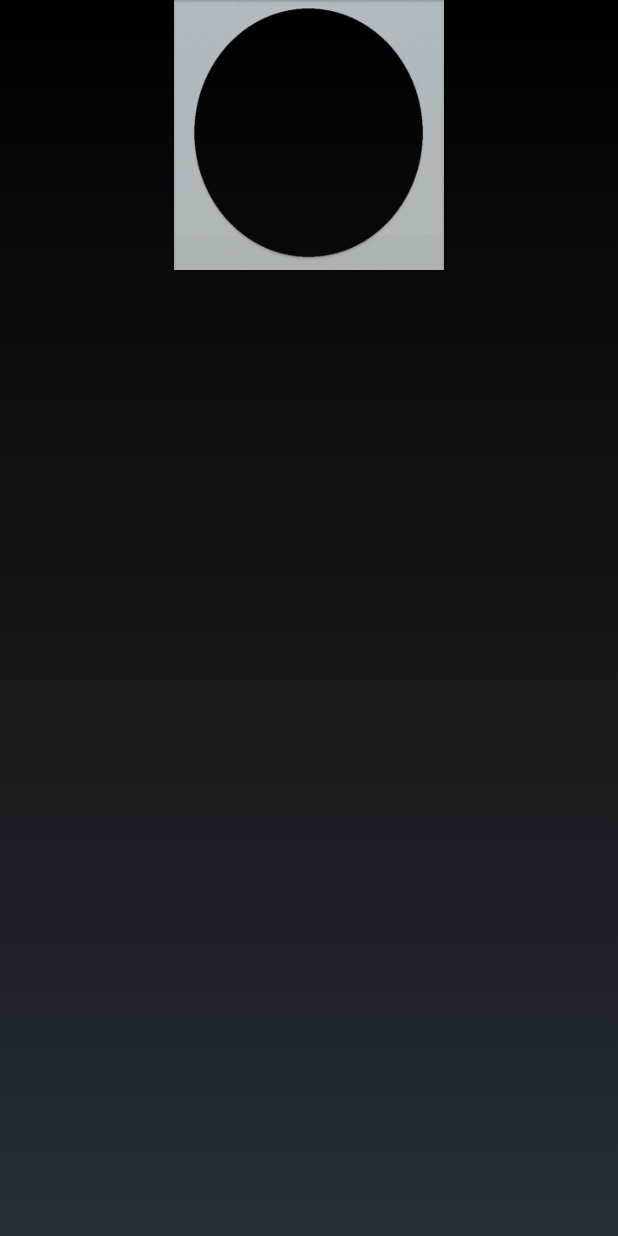
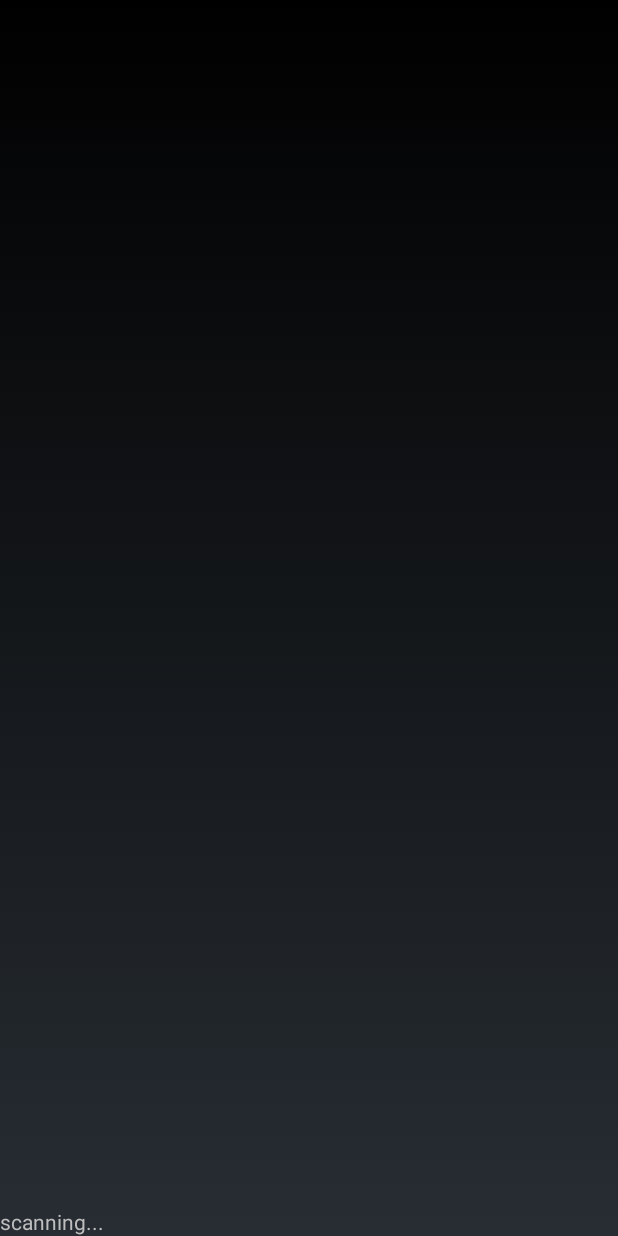
Before and after one commit to TravisWu/Gdroid-Master, an Android app: the layout main.xml on its own in the app's theme, with its tools: preview values and no code run, on a phone screen of 412 x 824 dp. Run offline under Robolectric (Android 15) with nearby library versions, the phone set to English and light mode, and no system bars.

Commit message:
a bit of cleanup

```diff
--- a/app/src/main/java/com/traviswu/gravitydroid/HelloMonkeyActivity.java
+++ b/app/src/main/java/com/traviswu/gravitydroid/HelloMonkeyActivity.java
@@ -33,6 +33,7 @@ public class HelloMonkeyActivity extends Activity implements View.OnClickListene
     {
 
         if (view.getId() == R.id.Sbutton) {
+
             phone.connect(numberField.getText().toString());
             //phone.disconnect();
 
--- a/app/src/main/res/layout/main.xml
+++ b/app/src/main/res/layout/main.xml
@@ -1,28 +1,21 @@
 <?xml version="1.0" encoding="utf-8"?>
 <LinearLayout
-  xmlns:android="http://schemas.android.com/apk/res/android"
-  android:orientation="vertical"
-  android:layout_width="match_parent"
-  android:layout_height="match_parent"
-    >
+    xmlns:android="http://schemas.android.com/apk/res/android"
+    android:orientation="vertical"
+    android:layout_width="match_parent"
+    android:layout_height="match_parent">
 
     <FrameLayout
         android:id="@+id/cameraPreview"
-        android:layout_width="180dp"
-        android:layout_height="180dp"
-        android:alpha="1.0"
+        android:layout_width="match_parent"
+        android:layout_height="match_parent"
+        android:layout_weight="1" />
 
-        android:layout_gravity = "center">
-        <ImageView
-            android:id="@+id/imageView1"
-            android:layout_height="match_parent"
-            android:layout_width = "match_parent"
-            android:alpha="1.0"
-            android:background="@drawable/android" />
-
-
-    </FrameLayout>
-
-
+    <TextView
+        android:id="@+id/scanText"
+        android:text="scanning..."
+        android:layout_height="wrap_content"
+        android:layout_width="match_parent">
+    </TextView>
 
 </LinearLayout>
```
Also changed, not shown: app/src/main/AndroidManifest.xml (+8 -5 lines), app/src/main/java/com/traviswu/gravitydroid/CameraTestActivity.java (renamed from app/src/main/java/com/traviswu/gravitydroid/QRScan.java, +27 -8 lines), app/src/main/java/com/traviswu/gravitydroid/QRDecoder.java (deleted, +0 -78 lines), app/src/main/java/com/traviswu/gravitydroid/main.java (+14 -33 lines), app/src/main/res/layout/decode.xml (deleted, +0 -47 lines), app/src/main/res/drawable-hdpi/circle.png, 4 other files.
